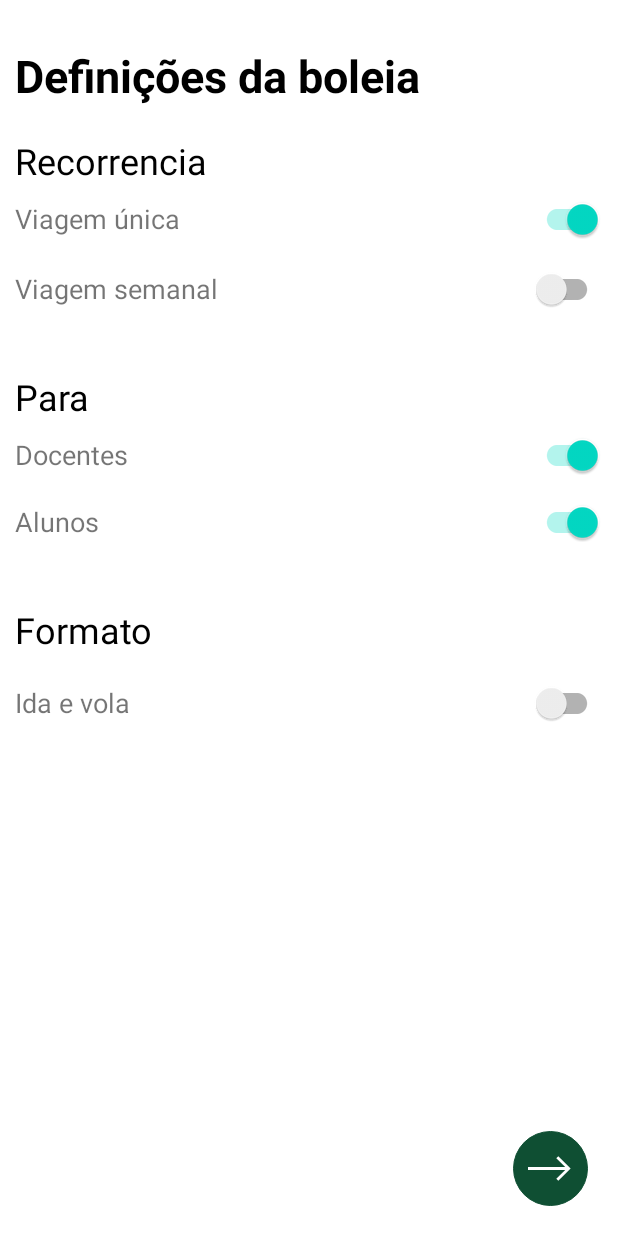
After one commit to RicardoSampaio12121/IPCABoleias, an Android app: the fragment CreatePublicationSetDefinitionsFragment shown on its own in the app's theme, on a phone screen of 412 x 824 dp. The commit adds this screen. Run offline under Robolectric (Android 15) with nearby library versions, the phone set to English and light mode, and no system bars.

Commit message:
Adicionada opção de escolher se aceita docentes, alunos ou ambos ao criar uma boleia.
Adicionada opção de escolher se uma boleia é unica ou se realiza semanalmente.

```diff
--- a/app/src/main/java/com/example/ipcaboleias/CreatePublicationAddDescriptionFragment.kt
+++ b/app/src/main/java/com/example/ipcaboleias/CreatePublicationAddDescriptionFragment.kt
@@ -19,6 +19,7 @@ class CreatePublicationAddDescriptionFragment : Fragment(R.layout.fragment_creat
 
     private val CREATE_PUB_ADD_DESCRIPTION_FRAG_TAG = "createPubAddDescriptionFragTag"
     private val CREATE_PUB_PICK_PRICE_FRAG_TAG = "createPubPickPriceFragTag"
+    private val CREATE_PUB_SET_DEFINITIONS_FRAG_TAG = "createPubSetDefFragTag"
 
 
     private val model: NewPubViewModel by activityViewModels()
@@ -40,7 +41,7 @@ class CreatePublicationAddDescriptionFragment : Fragment(R.layout.fragment_creat
                 model.setDescription(etDescription.text.toString())
 
                 val fragToHide = supportFragmentManager.findFragmentByTag(CREATE_PUB_ADD_DESCRIPTION_FRAG_TAG)
-                val fragToCall = supportFragmentManager.findFragmentByTag(CREATE_PUB_PICK_PRICE_FRAG_TAG)
+                val fragToCall = supportFragmentManager.findFragmentByTag(CREATE_PUB_SET_DEFINITIONS_FRAG_TAG)
 
                 supportFragmentManager.beginTransaction().hide(fragToHide!!).commit()
 
@@ -48,7 +49,7 @@ class CreatePublicationAddDescriptionFragment : Fragment(R.layout.fragment_creat
                     supportFragmentManager.beginTransaction().show(fragToCall).commit()
                 }
                 else{
-                    supportFragmentManager.beginTransaction().add(R.id.frameLayoutFilter, CreatePublicationPickPriceFragment.newInstance(), CREATE_PUB_PICK_PRICE_FRAG_TAG).commit()
+                    supportFragmentManager.beginTransaction().add(R.id.frameLayoutFilter, CreatePublicationSetDefinitionsFragment.newInstance(), CREATE_PUB_SET_DEFINITIONS_FRAG_TAG).commit()
 
                 }
             }
--- /dev/null
+++ b/app/src/main/java/com/example/ipcaboleias/CreatePublicationSetDefinitionsFragment.kt
@@ -0,0 +1,77 @@
+package com.example.ipcaboleias
+
+import android.os.Bundle
+import androidx.fragment.app.Fragment
+import android.view.LayoutInflater
+import android.view.View
+import android.view.ViewGroup
+import androidx.fragment.app.activityViewModels
+import com.example.ipcaboleias.ViewModels.NewPubViewModel
+import com.example.ipcaboleias.createPublication.CreatePublicationPickPriceFragment
+import com.example.ipcaboleias.databinding.FragmentCreatePublicationAddDescriptionBinding
+import com.example.ipcaboleias.databinding.FragmentCreatePublicationSetDefinitionsBinding
+
+class CreatePublicationSetDefinitionsFragment : Fragment(R.layout.fragment_create_publication_set_definitions) {
+
+    private var _binding : FragmentCreatePublicationSetDefinitionsBinding? = null
+    val binding get() = _binding!!
+
+    private val CREATE_PUB_SET_DEFINITIONS_FRAG_TAG = "createPubSetDefFragTag"
+    private val CREATE_PUB_PICK_PRICE_FRAG_TAG = "createPubPickPriceFragTag"
+
+    private val model: NewPubViewModel by activityViewModels()
+
+    override fun onViewCreated(view: View, savedInstanceState: Bundle?) {
+        _binding = FragmentCreatePublicationSetDefinitionsBinding.bind(view)
+
+        binding.apply {
+            stVU.setOnClickListener {
+                stVS.isChecked = !stVU.isChecked
+            }
+
+            stVS.setOnClickListener{
+                stVU.isChecked = !stVS.isChecked
+            }
+
+            stDoc.setOnClickListener {
+                if(!stDoc.isChecked && !stAlunos.isChecked){
+                    stAlunos.isChecked = true
+                }
+            }
+
+            stAlunos.setOnClickListener {
+                if(!stDoc.isChecked && !stAlunos.isChecked){
+                    stDoc.isChecked = true
+                }
+            }
+
+
+            btnNext.setOnClickListener {
+                model.setUniqueDrive(stVU.isChecked)
+                model.setAcceptDoc(stDoc.isChecked)
+                model.setAcceptAlunos(stAlunos.isChecked)
+
+                val supportFragmentManager = requireActivity().supportFragmentManager
+
+                val fragToHide = supportFragmentManager.findFragmentByTag(CREATE_PUB_SET_DEFINITIONS_FRAG_TAG)
+                val fragToCall = supportFragmentManager.findFragmentByTag(CREATE_PUB_PICK_PRICE_FRAG_TAG)
+
+                supportFragmentManager.beginTransaction().hide(fragToHide!!).commit()
+
+                if(fragToCall != null){
+                    supportFragmentManager.beginTransaction().show(fragToCall).commit()
+                }
+                else{
+                    supportFragmentManager.beginTransaction().add(R.id.frameLayoutFilter, CreatePublicationPickPriceFragment.newInstance(), CREATE_PUB_PICK_PRICE_FRAG_TAG).commit()
+
+                }
+            }
+
+        }
+    }
+    companion object {
+        @JvmStatic
+        fun newInstance() =
+            CreatePublicationSetDefinitionsFragment().apply {  }
+    }
+}
--- a/app/src/main/java/com/example/ipcaboleias/NewPublication.kt
+++ b/app/src/main/java/com/example/ipcaboleias/NewPublication.kt
@@ -25,5 +25,8 @@ class NewPublicationAsDriver {
     var type : String = ""
     var places : Int = 1
     var description : String = ""
+    var uniqueDrive : Boolean = false
+    var acceptDoc : Boolean = false
+    var acceptAlunos : Boolean = false
     var price : Float = 0.0f
 }
--- a/app/src/main/java/com/example/ipcaboleias/ViewModels/NewPubViewModel.kt
+++ b/app/src/main/java/com/example/ipcaboleias/ViewModels/NewPubViewModel.kt
@@ -14,6 +14,9 @@ class NewPubViewModel : ViewModel() {
     val type = MutableLiveData<PubType>()
     val description = MutableLiveData<String>()
     val nPassengers = MutableLiveData<Int?>()
+    val uniqueRide = MutableLiveData<Boolean>()
+    val acceptDoc = MutableLiveData<Boolean>()
+    val acceptAlunos = MutableLiveData<Boolean>()
     val price = MutableLiveData<Float>()
 
     fun setName(newName : String){
@@ -95,6 +98,30 @@ class NewPubViewModel : ViewModel() {
         return description.value!!
     }
 
+    fun setUniqueDrive(value : Boolean){
+        uniqueRide.value = value
+    }
+    fun getUniqueDrive() : Boolean{
+        return uniqueRide.value!!
+    }
+
+    fun setAcceptDoc(value : Boolean){
+        acceptDoc.value = value
+    }
+
+    fun getAcceptDoc() : Boolean{
+        return acceptDoc.value!!
+    }
+    fun setAcceptAlunos(value : Boolean){
+        acceptAlunos.value = value
+    }
+
+    fun getAcceptAlunos() : Boolean{
+        return acceptAlunos.value!!
+    }
+
+
+
 
     enum class PubType{
         Driver, Passenger
--- a/app/src/main/java/com/example/ipcaboleias/createPublication/CreatePublicationPickPriceFragment.kt
+++ b/app/src/main/java/com/example/ipcaboleias/createPublication/CreatePublicationPickPriceFragment.kt
@@ -56,6 +56,9 @@ class CreatePublicationPickPriceFragment :
                 newPub.type = model.getType().toString()
                 newPub.places = model.getNPassengers()
                 newPub.description = model.getDescription()
+                newPub.uniqueDrive = model.getUniqueDrive()
+                newPub.acceptDoc = model.getAcceptDoc()
+                newPub.acceptAlunos = model.getAcceptAlunos()
                 newPub.price = model.getPrice()
 
 
--- a/app/src/main/java/com/example/ipcaboleias/createPublication/CreatePublicationSearchEndLocationFragment.kt
+++ b/app/src/main/java/com/example/ipcaboleias/createPublication/CreatePublicationSearchEndLocationFragment.kt
@@ -131,6 +131,9 @@ class CreatePublicationSearchEndLocationFragment :
     private fun changeMapLocationLatLng(latLng: LatLng) {
         map!!.clear()
 
+        latitude = latLng.latitude
+        longitude = latLng.longitude
+
         map!!.addMarker(MarkerOptions().position(latLng))
         map!!.animateCamera(CameraUpdateFactory.newLatLngZoom(latLng, 16.0f))
     }
--- a/app/src/main/java/com/example/ipcaboleias/createPublication/CreatePublicationSearchStartLocationFragment.kt
+++ b/app/src/main/java/com/example/ipcaboleias/createPublication/CreatePublicationSearchStartLocationFragment.kt
@@ -140,6 +140,7 @@ class CreatePublicationSearchStartLocationFragment :
             val coordinates = LatLng(it.latitude, it.longitude)
 
             map?.animateCamera(CameraUpdateFactory.newLatLngZoom(coordinates, 16.0f))
+            map!!.addMarker(MarkerOptions().position(coordinates))
             //et.setText("${it.latitude} ${it.longitude}")
             reverseGeocoding(it.latitude, it.longitude)
         }
--- a/app/src/main/java/com/example/ipcaboleias/firebaseRepository/PublicationsRepository.kt
+++ b/app/src/main/java/com/example/ipcaboleias/firebaseRepository/PublicationsRepository.kt
@@ -32,6 +32,9 @@ class PublicationsRepository(private val context: Context) {
             "type" to publication.type,
             "places" to publication.places,
             "description" to publication.description,
+            "uniqueRide" to publication.uniqueDrive,
+            "acceptDoc" to publication.acceptDoc,
+            "acceptAlunos" to publication.acceptAlunos,
             "price" to publication.price
         )
 
--- /dev/null
+++ b/app/src/main/res/layout/fragment_create_publication_set_definitions.xml
@@ -0,0 +1,195 @@
+<?xml version="1.0" encoding="utf-8"?>
+<androidx.constraintlayout.widget.ConstraintLayout xmlns:android="http://schemas.android.com/apk/res/android"
+    xmlns:app="http://schemas.android.com/apk/res-auto"
+    xmlns:tools="http://schemas.android.com/tools"
+    android:background="@color/white"
+    android:layout_width="match_parent"
+    android:layout_height="match_parent"
+    tools:context=".CreatePublicationSetDefinitionsFragment">
+
+    <TextView
+        android:id="@+id/textView18"
+        android:layout_width="match_parent"
+        android:layout_height="wrap_content"
+        android:layout_marginHorizontal="10dp"
+        android:layout_marginVertical="30dp"
+        android:text="Definições da boleia"
+        android:textColor="@color/black"
+        android:textSize="30sp"
+        android:textStyle="bold"
+        app:layout_constraintStart_toStartOf="parent"
+        app:layout_constraintTop_toTopOf="parent" />
+
+    <TextView
+        android:id="@+id/textView19"
+        android:layout_width="wrap_content"
+        android:layout_height="wrap_content"
+        android:layout_marginHorizontal="10dp"
+        android:layout_marginVertical="20dp"
+        android:text="Recorrencia"
+        android:textColor="@color/black"
+        android:textSize="24sp"
+        app:layout_constraintStart_toStartOf="parent"
+        app:layout_constraintTop_toBottomOf="@+id/textView18" />
+
+    <TextView
+        android:id="@+id/textView20"
+        android:layout_width="wrap_content"
+        android:layout_height="wrap_content"
+        android:layout_marginHorizontal="10dp"
+        android:layout_marginVertical="10dp"
+        android:text="Viagem única"
+        android:textSize="18sp"
+        app:layout_constraintStart_toStartOf="parent"
+        app:layout_constraintTop_toBottomOf="@+id/textView19" />
+
+    <androidx.appcompat.widget.SwitchCompat
+        android:id="@+id/stVU"
+        android:layout_width="wrap_content"
+        android:layout_height="wrap_content"
+        android:checked="true"
+        android:layout_marginHorizontal="10dp"
+        app:layout_constraintBottom_toBottomOf="@+id/textView20"
+        app:layout_constraintEnd_toEndOf="parent"
+        app:layout_constraintTop_toTopOf="@+id/textView20" />
+
+    <TextView
+        android:id="@+id/textView21"
+        android:layout_width="wrap_content"
+        android:layout_height="wrap_content"
+        android:layout_marginHorizontal="10dp"
+        android:layout_marginVertical="10dp"
+        android:text="Viagem semanal"
+        android:textSize="18sp"
+        app:layout_constraintStart_toStartOf="parent"
+        app:layout_constraintTop_toBottomOf="@+id/stVU" />
+
+    <androidx.appcompat.widget.SwitchCompat
+        android:id="@+id/stVS"
+        android:layout_width="wrap_content"
+        android:layout_height="wrap_content"
+        android:layout_marginHorizontal="10dp"
+        app:layout_constraintBottom_toBottomOf="@+id/textView21"
+        app:layout_constraintEnd_toEndOf="parent"
+        app:layout_constraintTop_toTopOf="@+id/textView21" />
+
+    <View
+        android:id="@+id/view3"
+        android:layout_width="match_parent"
+        android:layout_height="1dp"
+        android:layout_marginHorizontal="10dp"
+        android:layout_marginVertical="10dp"
+        app:layout_constraintStart_toStartOf="parent"
+        app:layout_constraintTop_toBottomOf="@id/stVS" />
+
+    <TextView
+        android:id="@+id/textView22"
+        android:layout_width="wrap_content"
+        android:layout_height="wrap_content"
+        android:layout_marginHorizontal="10dp"
+        android:layout_marginVertical="20dp"
+        android:text="Para"
+        android:textColor="@color/black"
+        android:textSize="24sp"
+        app:layout_constraintStart_toStartOf="parent"
+        app:layout_constraintTop_toBottomOf="@+id/view3" />
+
+    <TextView
+        android:id="@+id/tvDoc"
+        android:layout_width="wrap_content"
+        android:layout_height="wrap_content"
+        android:layout_marginHorizontal="10dp"
+        android:layout_marginVertical="10dp"
+        android:text="Docentes"
+        android:textSize="18sp"
+        app:layout_constraintStart_toStartOf="parent"
+        app:layout_constraintTop_toBottomOf="@+id/textView22" />
+
+    <androidx.appcompat.widget.SwitchCompat
+        android:id="@+id/stDoc"
+        android:layout_width="wrap_content"
+        android:layout_height="wrap_content"
+        android:checked="true"
+        android:layout_marginHorizontal="10dp"
+        app:layout_constraintBottom_toBottomOf="@+id/tvDoc"
+        app:layout_constraintEnd_toEndOf="parent"
+        app:layout_constraintTop_toTopOf="@+id/tvDoc" />
+
+    <TextView
+        android:id="@+id/tvAlunos"
+        android:layout_width="wrap_content"
+        android:layout_height="wrap_content"
+        android:layout_marginHorizontal="10dp"
+        android:layout_marginVertical="20dp"
+        android:text="Alunos"
+        android:textSize="18sp"
+        app:layout_constraintStart_toStartOf="parent"
+        app:layout_constraintTop_toBottomOf="@+id/tvDoc" />
+
+    <androidx.appcompat.widget.SwitchCompat
+        android:id="@+id/stAlunos"
+        android:layout_width="wrap_content"
+        android:layout_height="wrap_content"
+        android:checked="true"
+        android:layout_marginHorizontal="10dp"
+        app:layout_constraintBottom_toBottomOf="@+id/tvAlunos"
+        app:layout_constraintEnd_toEndOf="parent"
+        app:layout_constraintTop_toTopOf="@+id/tvAlunos" />
+
+    <View
+        android:id="@+id/view5"
+        android:layout_width="match_parent"
+        android:layout_height="1dp"
+        android:layout_marginHorizontal="10dp"
+        android:layout_marginVertical="10dp"
+        app:layout_constraintStart_toStartOf="parent"
+        app:layout_constraintTop_toBottomOf="@id/stAlunos" />
+
+    <TextView
+        android:id="@+id/textView23"
+        android:layout_width="wrap_content"
+        android:layout_height="wrap_content"
+        android:layout_marginHorizontal="10dp"
+        android:layout_marginVertical="20dp"
+        android:text="Formato"
+        android:textColor="@color/black"
+        android:textSize="24sp"
+        app:layout_constraintStart_toStartOf="parent"
+        app:layout_constraintTop_toBottomOf="@+id/view5" />
+
+    <TextView
+        android:id="@+id/textView24"
+        android:layout_width="wrap_content"
+        android:layout_height="wrap_content"
+        android:layout_marginHorizontal="10dp"
+        android:layout_marginVertical="20dp"
+        android:text="Ida e vola"
+        android:textSize="18sp"
+        app:layout_constraintStart_toStartOf="parent"
+        app:layout_constraintTop_toBottomOf="@+id/textView23" />
+
+    <androidx.appcompat.widget.SwitchCompat
+        android:id="@+id/stIdaVolta"
+        android:layout_width="wrap_content"
+        android:layout_height="wrap_content"
+        android:layout_marginHorizontal="10dp"
+        app:layout_constraintBottom_toBottomOf="@+id/textView24"
+        app:layout_constraintEnd_toEndOf="parent"
+        app:layout_constraintTop_toTopOf="@+id/textView24" />
+
+    <ImageButton
+        android:id="@+id/btnNext"
+        android:layout_width="50dp"
+        android:layout_height="50dp"
+        android:layout_marginVertical="20dp"
+        android:layout_marginHorizontal="20dp"
+        android:background="@drawable/circle"
+        android:backgroundTint="@color/IpcaColor"
+        android:src="@drawable/ic_right_arrow_svgrepo_com"
+        app:layout_constraintBottom_toBottomOf="parent"
+        app:layout_constraintEnd_toEndOf="parent"
+        app:tint="@color/white" />
+
+
+
+</androidx.constraintlayout.widget.ConstraintLayout>
```
